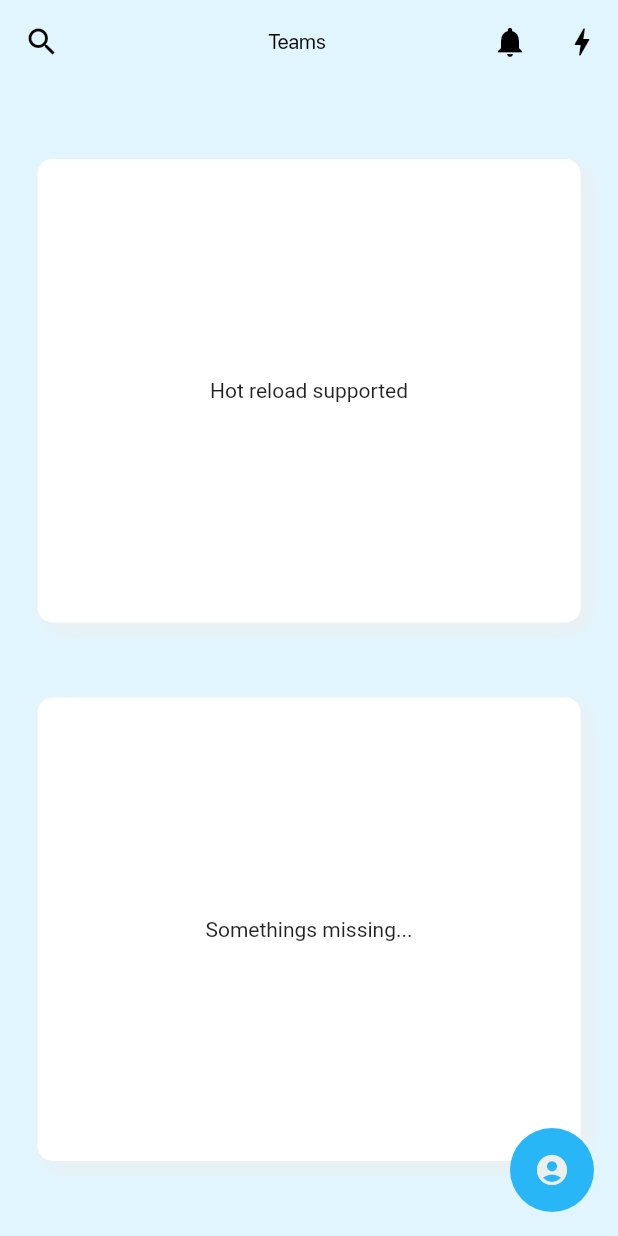
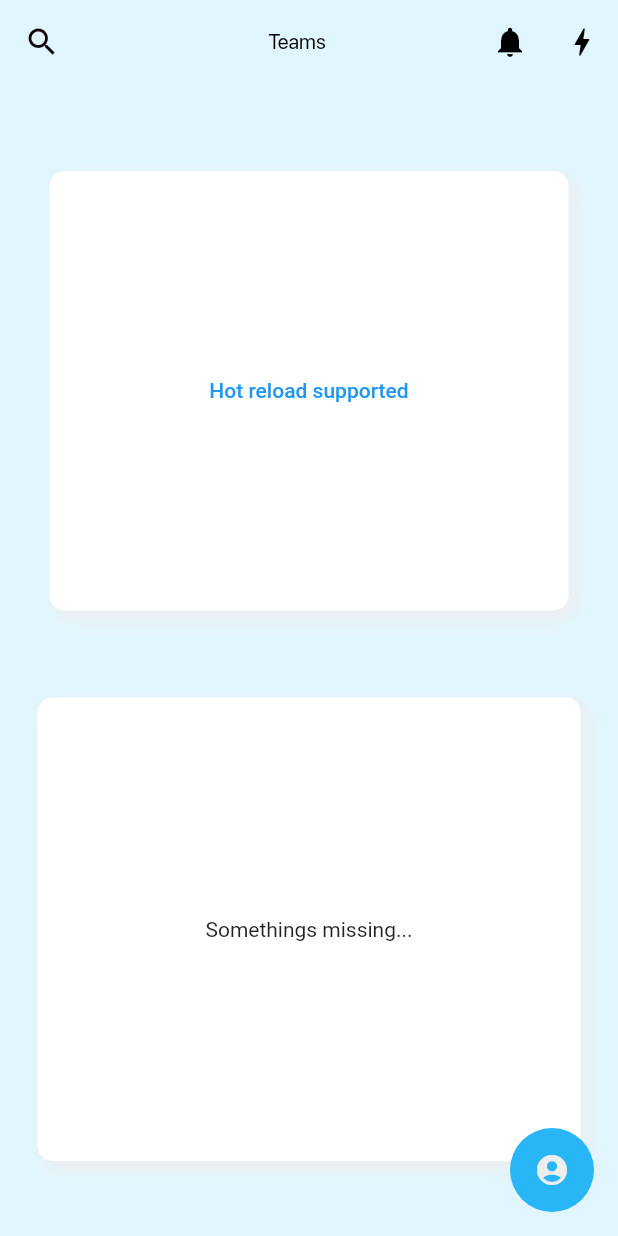
Before and after one commit to AtomiCloudArchive/flutter-screen-prototype, a Flutter app: the screen it shows after launch, after a tap on the "ac unit" icon, on a phone screen of 412 x 824 dp. Run offline on Flutter 3.47's test engine with Material 2 defaults, Android fonts, the phone set to English and light mode, and no system bars.

Commit message:
[Feat] Add all placeholder layouts

```diff
--- /dev/null
+++ b/lib/login_screen.dart
@@ -0,0 +1,19 @@
+import 'package:flutter/cupertino.dart';
+import 'package:flutter/material.dart';
+
+import 'main.dart';
+import 'diamond_styles.dart';
+import 'themed_screen.dart';
+
+class LoginScreen extends StatelessWidget {
+  @override
+  Widget build(BuildContext context) {
+    return ThemedScreen(
+      floatingActionButton: IconButton(
+        icon: Icon(Icons.ac_unit, color: ThemeColors.primary),
+        onPressed: () => Navigator.of(context)
+            .push(MaterialPageRoute(builder: (context) => MyApp())),
+      ),
+    );
+  }
+}
--- a/lib/main.dart
+++ b/lib/main.dart
@@ -2,6 +2,8 @@ import 'package:flutter/cupertino.dart';
 import 'package:flutter/material.dart';
 
 import 'card.dart';
+import 'login_screen.dart';
+import 'teams_screen.dart';
 import 'notif_screen.dart';
 import 'search_screen.dart';
 import 'profile_screen.dart';
@@ -13,19 +15,6 @@ void main() {
     title: 'Navigation Basics',
     home: LoginScreen(),
   ));
-}
-
-class LoginScreen extends StatelessWidget {
-  @override
-  Widget build(BuildContext context) {
-    return ThemedScreen(
-      floatingActionButton: IconButton(
-        icon: Icon(Icons.ac_unit),
-        onPressed: () => Navigator.of(context)
-            .push(MaterialPageRoute(builder: (context) => MyApp())),
-      ),
-    );
-  }
 }
 
 class MyApp extends StatefulWidget {
@@ -102,7 +91,7 @@ class _MyAppState extends State<MyApp> with SingleTickerProviderStateMixin {
                             ),
                             onPressed: () {
                               Navigator.of(context).push(MaterialPageRoute(
-                                builder: (context) => ThemedScreen(),
+                                builder: (context) => TeamsScreen(),
                               ));
                             },
                             child: Text(
@@ -192,8 +181,11 @@ class _MyAppState extends State<MyApp> with SingleTickerProviderStateMixin {
         child: Column(
           children: [
             Expanded(
-              child: CustomCard(
-                child: Text("Hot reload supported"),
+              child: TextButton(
+                child: CustomCard(
+                  child: Text("Hot reload supported"),
+                ),
+                onPressed: () => Navigator.pop(context),
               ),
             ),
             Expanded(
```
Also changed, not shown: lib/notif_screen.dart (+7 -3 lines), lib/teams_screen.dart (renamed from lib/profile_screen.dart, +9 -10 lines).
